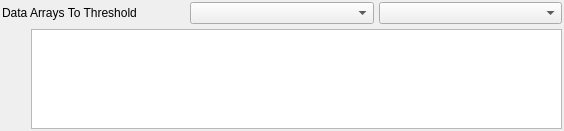
First picture: the form in Source/DREAM3DWidgetsLib/FilterParameterWidgets/UI_Files/ComparisonSelectionWidget.ui, repository BlueQuartzSoftware/DREAM3D, before the edit.
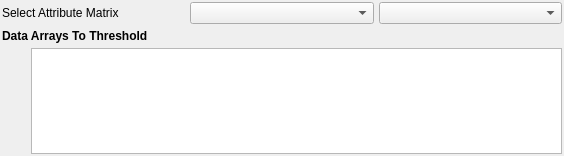
Second picture: the form after the edit. Icons and pictures are not drawn.

```diff
--- a/Source/DREAM3DWidgetsLib/FilterParameterWidgets/UI_Files/ComparisonSelectionWidget.ui
+++ b/Source/DREAM3DWidgetsLib/FilterParameterWidgets/UI_Files/ComparisonSelectionWidget.ui
@@ -7,7 +7,7 @@
     <x>0</x>
     <y>0</y>
     <width>564</width>
-    <height>129</height>
+    <height>156</height>
    </rect>
   </property>
   <layout class="QGridLayout" name="widgetLayout">
@@ -26,7 +26,7 @@
    <property name="spacing">
     <number>5</number>
    </property>
-   <item row="2" column="1">
+   <item row="3" column="1">
     <widget class="QTableView" name="m_ComparisonSelectionTableView">
      <property name="sizePolicy">
       <sizepolicy hsizetype="Expanding" vsizetype="MinimumExpanding">
@@ -87,7 +87,7 @@
      </attribute>
     </widget>
    </item>
-   <item row="2" column="0">
+   <item row="3" column="0">
     <layout class="QVBoxLayout" name="verticalLayout" stretch="0,0,0">
      <property name="leftMargin">
       <number>0</number>
@@ -204,9 +204,9 @@
       <number>0</number>
      </property>
      <item>
-      <widget class="QLabel" name="label">
+      <widget class="QLabel" name="label_2">
        <property name="text">
-        <string>Data Arrays To Threshold</string>
+        <string>Select Attribute Matrix</string>
        </property>
       </widget>
      </item>
@@ -218,6 +218,20 @@
      </item>
     </layout>
    </item>
+   <item row="2" column="0" colspan="2">
+    <widget class="QLabel" name="label">
+     <property name="styleSheet">
+      <string notr="true">QLabel
+{
+font: 75 13pt &quot;Lucida Grande&quot;;
+font-weight: bold;
+}</string>
+     </property>
+     <property name="text">
+      <string>Data Arrays To Threshold</string>
+     </property>
+    </widget>
+   </item>
   </layout>
  </widget>
  <resources>
```
Left out of the diff: 11 changed lines with no effect on the pictures.
